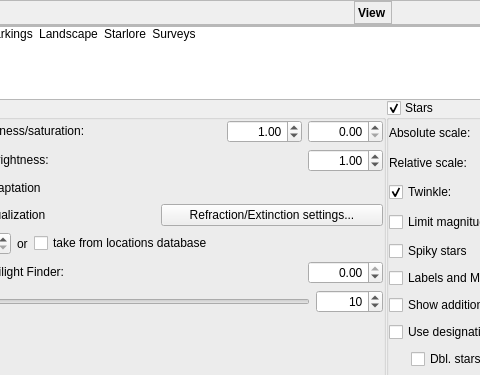
This is src/gui/viewDialog.ui in Stellarium/stellarium as Qt 5 draws it before an edit; both pictures show x 111 to 591 and y 0 to 375 of the 993 by 659 pixel window. The edited form follows.
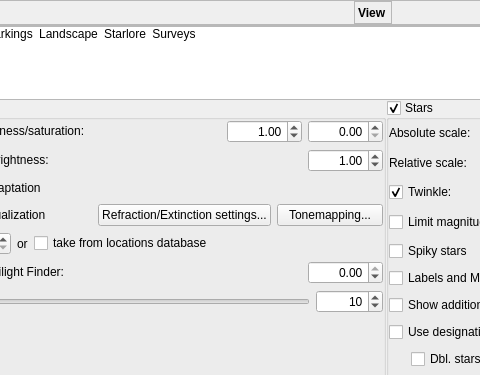
This is the edited form. Icons and pictures are not drawn. Custom widgets are drawn as their Qt base class.

Commit message: Make StelToneReproducer a QObject with properties - add GUI to fine-tune viewing environment - add scripting functions to modify tonemapping settings

What changed in the file:
```diff
--- a/src/gui/viewDialog.ui
+++ b/src/gui/viewDialog.ui
@@ -464,6 +464,16 @@
                  </property>
                 </widget>
                </item>
+               <item>
+                <widget class="QPushButton" name="tonemappingPushButton">
+                 <property name="toolTip">
+                  <string>Open tonemapping details.</string>
+                 </property>
+                 <property name="text">
+                  <string>Tonemapping...</string>
+                 </property>
+                </widget>
+               </item>
               </layout>
              </item>
              <item row="7" column="0">
```
Left out of the diff: 4 changed lines with no effect on the pictures. The commit also changes 11 other files.
